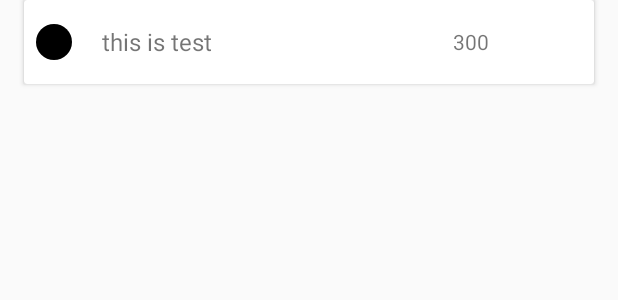
After one commit to khadkarajesh/Udacity-Capstone-Project, an Android app: the layout widget_item.xml on its own in the app's theme, with its tools: preview values and no code run, on a phone screen of 412 x 824 dp. The commit adds this screen. Shown: the top 300 px of the screen. Run offline under Robolectric (Android 15) with nearby library versions, the phone set to English and light mode, and no system bars.

Commit message:
widget:add widget's files

```diff
--- a/app/src/main/java/com/example/rajesh/udacitycapstoneproject/account/AccountActivity.java
+++ b/app/src/main/java/com/example/rajesh/udacitycapstoneproject/account/AccountActivity.java
@@ -212,4 +212,9 @@ public class AccountActivity extends ToolbarBaseActivity {
         return intent;
     }
 
+    @Override
+    protected void onDestroy() {
+        super.onDestroy();
+        mRealm.close();
+    }
 }
--- a/app/src/main/java/com/example/rajesh/udacitycapstoneproject/activity/LoginActivity.java
+++ b/app/src/main/java/com/example/rajesh/udacitycapstoneproject/activity/LoginActivity.java
@@ -340,4 +340,10 @@ public class LoginActivity extends AppCompatActivity implements GoogleApiClient.
         bundle.putString(FirebaseAnalytics.Param.CONTENT_TYPE, getString(R.string.sign_in));
         mFirebaseAnalytics.logEvent(FirebaseAnalytics.Event.SELECT_CONTENT, bundle);
     }
+
+    @Override
+    protected void onDestroy() {
+        super.onDestroy();
+        mRealm.close();
+    }
 }
--- a/app/src/main/java/com/example/rajesh/udacitycapstoneproject/category/CategoryFragment.java
+++ b/app/src/main/java/com/example/rajesh/udacitycapstoneproject/category/CategoryFragment.java
@@ -79,4 +79,9 @@ public class CategoryFragment extends BaseFragment {
         mRealm.commitTransaction();
     }
 
+    @Override
+    public void onDestroy() {
+        super.onDestroy();
+        mRealm.close();
+    }
 }
--- a/app/src/main/java/com/example/rajesh/udacitycapstoneproject/dashboard/DashBoardFragment.java
+++ b/app/src/main/java/com/example/rajesh/udacitycapstoneproject/dashboard/DashBoardFragment.java
@@ -194,4 +194,10 @@ public class DashBoardFragment extends BaseFragment {
         expense.deleteFromRealm();
         mRealm.commitTransaction();
     }
+
+    @Override
+    public void onDestroy() {
+        super.onDestroy();
+        mRealm.close();
+    }
 }
--- a/app/src/main/java/com/example/rajesh/udacitycapstoneproject/expense/ExpenseActivity.java
+++ b/app/src/main/java/com/example/rajesh/udacitycapstoneproject/expense/ExpenseActivity.java
@@ -265,4 +265,9 @@ public class ExpenseActivity extends ToolbarBaseActivity {
         return expense;
     }
 
+    @Override
+    protected void onDestroy() {
+        super.onDestroy();
+        mRealm.close();
+    }
 }
--- a/app/src/main/java/com/example/rajesh/udacitycapstoneproject/expense/recurring/RecurringFragment.java
+++ b/app/src/main/java/com/example/rajesh/udacitycapstoneproject/expense/recurring/RecurringFragment.java
@@ -93,4 +93,10 @@ public class RecurringFragment extends BaseFragment {
     public void onClick() {
         getActivity().startActivity(ExpenseActivity.getLaunchIntent(getActivity(), null));
     }
+
+    @Override
+    public void onDestroy() {
+        super.onDestroy();
+        mRealm.close();
+    }
 }
--- a/app/src/main/java/com/example/rajesh/udacitycapstoneproject/notification/ConfirmationActivity.java
+++ b/app/src/main/java/com/example/rajesh/udacitycapstoneproject/notification/ConfirmationActivity.java
@@ -122,4 +122,10 @@ public class ConfirmationActivity extends BaseActivity {
             return mRealm.where(Account.class).max(RealmTable.ID).intValue() + ID_INCREMENTER;
         }
     }
+
+    @Override
+    protected void onDestroy() {
+        super.onDestroy();
+        mRealm.close();
+    }
 }
--- a/app/src/main/java/com/example/rajesh/udacitycapstoneproject/report/HistoryFragment.java
+++ b/app/src/main/java/com/example/rajesh/udacitycapstoneproject/report/HistoryFragment.java
@@ -73,4 +73,10 @@ public class HistoryFragment extends BaseFragment {
         expense.deleteFromRealm();
         mRealm.commitTransaction();
     }
+
+    @Override
+    public void onDestroy() {
+        super.onDestroy();
+        mRealm.close();
+    }
 }
--- a/app/src/main/java/com/example/rajesh/udacitycapstoneproject/report/ReportFragment.java
+++ b/app/src/main/java/com/example/rajesh/udacitycapstoneproject/report/ReportFragment.java
@@ -247,4 +247,9 @@ public class ReportFragment extends BaseFragment implements OnChartValueSelected
         return s;
     }
 
+    @Override
+    public void onDestroy() {
+        super.onDestroy();
+        mRealm.close();
+    }
 }
--- /dev/null
+++ b/app/src/main/res/layout/widget_item.xml
@@ -0,0 +1,57 @@
+<?xml version="1.0" encoding="utf-8"?>
+<android.support.v7.widget.CardView
+    xmlns:android="http://schemas.android.com/apk/res/android"
+    xmlns:card_view="http://schemas.android.com/tools"
+    android:id="@+id/card_view"
+    android:layout_width="match_parent"
+    android:layout_height="wrap_content"
+    android:layout_marginBottom="@dimen/dimen_8x1"
+    android:layout_marginEnd="@dimen/dimen_8x2"
+    android:layout_marginLeft="@dimen/dimen_8x2"
+    android:layout_marginRight="@dimen/dimen_8x2"
+    android:layout_marginStart="@dimen/dimen_8x2"
+    android:background="@android:color/holo_red_dark"
+    android:clipToPadding="false"
+    card_view:cardBackgroundColor="@android:color/white"
+    card_view:cardCornerRadius="3dp"
+    card_view:cardElevation="2dp"
+    card_view:cardUseCompatPadding="true">
+
+    <LinearLayout
+        android:id="@+id/ll_dashboard_container"
+        android:layout_width="match_parent"
+        android:layout_height="wrap_content"
+        android:background="?android:selectableItemBackground"
+        android:clickable="true"
+        android:orientation="horizontal"
+        android:paddingBottom="@dimen/dimen_8x2"
+        android:paddingLeft="@dimen/dimen_8x1"
+        android:paddingStart="@dimen/dimen_8x1"
+        android:paddingTop="@dimen/dimen_8x2">
+
+        <com.example.rajesh.udacitycapstoneproject.widget.CircularView
+            android:id="@+id/iv_categories_indicator"
+            android:layout_width="@dimen/dimen_8x3"
+            android:layout_height="@dimen/dimen_8x3"
+            android:layout_marginEnd="@dimen/dimen_4x5"
+            android:layout_marginRight="@dimen/dimen_4x5"
+            android:padding="@dimen/dimen_8x1"/>
+
+        <TextView
+            android:id="@+id/tv_expense_title"
+            android:layout_width="0dp"
+            android:layout_height="match_parent"
+            android:layout_weight="1"
+            android:gravity="center_vertical"
+            android:text="this is test"
+            android:textSize="16sp"/>
+
+        <TextView
+            android:id="@+id/tv_price"
+            android:layout_width="0dp"
+            android:layout_height="match_parent"
+            android:layout_weight="1"
+            android:gravity="center"
+            android:text="300"/>
+    </LinearLayout>
+</android.support.v7.widget.CardView>
--- a/app/src/main/res/values/strings.xml
+++ b/app/src/main/res/values/strings.xml
@@ -62,6 +62,8 @@
     <string name="total_amount">"Total Amount "</string>
     <string name="id">ID</string>
     <string name="sign_in">sign in</string>
+    <string name="expense_list">expense list</string>
+    <string name="loading_expense">loading expense</string>
 
     <string-array name="sort_by">
         <item>Week</item>
```
Also changed, not shown: app/src/main/AndroidManifest.xml (+16 -0 lines), app/src/main/java/com/example/rajesh/udacitycapstoneproject/ExpenseTrackerWidget.java (added, +42 -0 lines), app/src/main/java/com/example/rajesh/udacitycapstoneproject/WidgetService.java (added, +125 -0 lines), app/src/main/res/layout/widget_layout.xml (added, +25 -0 lines), app/src/main/res/xml/expense_widget.xml (added, +12 -0 lines), app/src/main/res/drawable/wallet.png (added).
